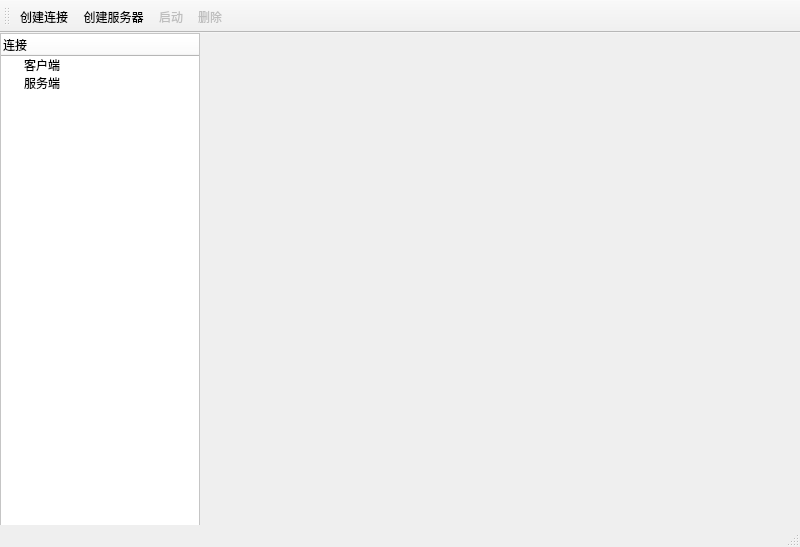
magicdam/MagicSocketDebugger, file mainwindow.ui: the form before one commit.
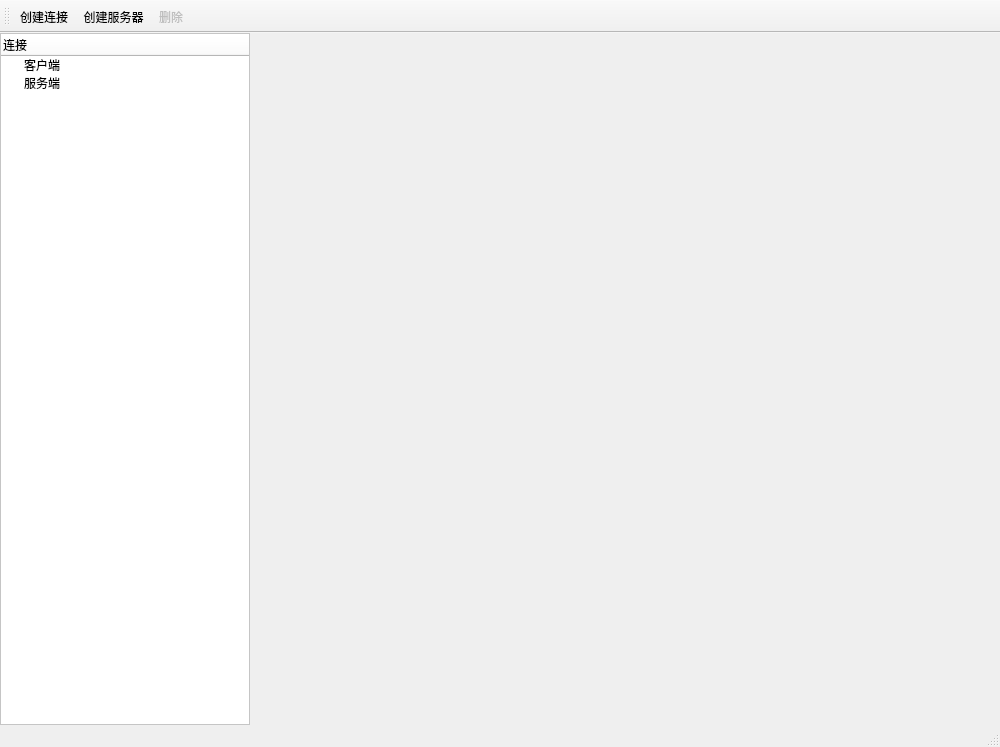
The form after the commit.

Commit message: 1.调整ui

Patch:
```diff
--- a/mainwindow.ui
+++ b/mainwindow.ui
@@ -6,14 +6,14 @@
    <rect>
     <x>0</x>
     <y>0</y>
-    <width>800</width>
-    <height>547</height>
+    <width>1000</width>
+    <height>747</height>
    </rect>
   </property>
   <property name="minimumSize">
    <size>
-    <width>800</width>
-    <height>547</height>
+    <width>1000</width>
+    <height>747</height>
    </size>
   </property>
   <property name="windowTitle">
@@ -46,13 +46,13 @@
       </property>
       <property name="minimumSize">
        <size>
-        <width>200</width>
+        <width>250</width>
         <height>500</height>
        </size>
       </property>
       <property name="maximumSize">
        <size>
-        <width>180</width>
+        <width>250</width>
         <height>16777215</height>
        </size>
       </property>
@@ -160,7 +160,6 @@
    </attribute>
    <addaction name="createClient"/>
    <addaction name="createServer"/>
-   <addaction name="startServer"/>
    <addaction name="deleteConnection"/>
   </widget>
   <widget class="QStatusBar" name="statusBar"/>
@@ -182,14 +181,6 @@
     <string>删除</string>
    </property>
   </action>
-  <action name="startServer">
-   <property name="enabled">
-    <bool>false</bool>
-   </property>
-   <property name="text">
-    <string>启动</string>
-   </property>
-  </action>
  </widget>
  <layoutdefault spacing="6" margin="11"/>
  <resources/>
```
The commit also changes 1 other file.
